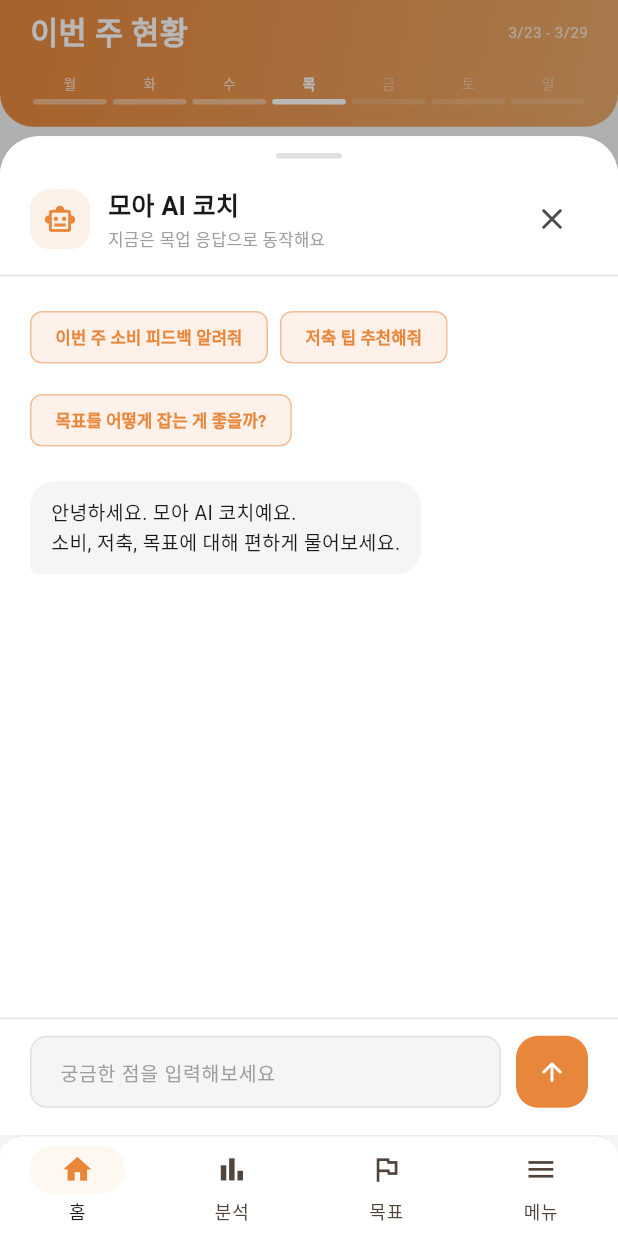
After one commit to amagetdone/MoA, a Flutter app: the HomePage screen opened by its route, after a tap on "AI 코치", on a phone screen of 412 x 824 dp. The commit adds this screen. Run offline on Flutter 3.47's test engine with Material 3 defaults, Android fonts, the phone set to English and light mode, and no system bars; our stand-ins replace connectivity_plus, dio, firebase_core, firebase_messaging, fl_chart, flutter_dotenv and 11 more; missing offline and left inert: dart:js_interop, kakao_flutter_sdk_user; accounts and stored records are empty; network calls fail; Roboto replaces fonts that are missing (Pretendard).

Commit message:
Feat: 홈 AI 코치 목업 채팅 추가

```diff
--- a/FE/lib/presentation/pages/home/home_page.dart
+++ b/FE/lib/presentation/pages/home/home_page.dart
@@ -9,6 +9,7 @@ import 'package:more_app/domain/entities/goal.dart';
 import 'package:more_app/domain/entities/spending.dart';
 import 'package:more_app/presentation/navigation/app_router.dart';
 import 'package:more_app/presentation/pages/home/widgets/asset_card.dart';
+import 'package:more_app/presentation/pages/home/widgets/ai_chat_sheet.dart';
 import 'package:more_app/presentation/pages/home/widgets/goals_section_card.dart';
 import 'package:more_app/presentation/pages/home/widgets/savings_card.dart';
 import 'package:more_app/presentation/pages/home/widgets/spending_card.dart';
@@ -123,6 +124,24 @@ class _HomePageState extends ConsumerState<HomePage> {
     return '${start.month}/${start.day} - ${end.month}/${end.day}';
   }
 
+  Future<void> _openAiChatSheet(BuildContext context) {
+    final colors = AppColors.of(context);
+    return showModalBottomSheet<void>(
+      context: context,
+      isScrollControlled: true,
+      useSafeArea: true,
+      backgroundColor: colors.bgSurface,
+      barrierColor: Colors.black.withValues(alpha: 0.28),
+      shape: RoundedRectangleBorder(
+        borderRadius: BorderRadius.vertical(top: Radius.circular(28.r)),
+      ),
+      builder: (_) => FractionallySizedBox(
+        heightFactor: 0.88,
+        child: const AiChatSheet(),
+      ),
+    );
+  }
+
   @override
   Widget build(BuildContext context) {
     final colors = AppColors.of(context);
@@ -130,6 +149,14 @@ class _HomePageState extends ConsumerState<HomePage> {
 
     return Scaffold(
       backgroundColor: colors.bgPrimary,
+      floatingActionButton: FloatingActionButton.extended(
+        onPressed: () => _openAiChatSheet(context),
+        backgroundColor: AppColors.orange500,
+        foregroundColor: Colors.white,
+        elevation: 6,
+        icon: const Icon(Icons.chat_bubble_rounded),
+        label: const Text('AI 코치'),
+      ),
       body: Column(
         children: [
           // Custom header with week bar
--- /dev/null
+++ b/FE/lib/presentation/pages/home/widgets/ai_chat_sheet.dart
@@ -0,0 +1,311 @@
+import 'package:flutter/material.dart';
+import 'package:flutter_riverpod/flutter_riverpod.dart';
+import 'package:flutter_screenutil/flutter_screenutil.dart';
+import 'package:more_app/core/theme/app_colors.dart';
+import 'package:more_app/core/theme/app_text_styles.dart';
+import 'package:more_app/presentation/viewmodels/ai_chat_viewmodel.dart';
+
+class AiChatSheet extends ConsumerStatefulWidget {
+  const AiChatSheet({super.key});
+
+  @override
+  ConsumerState<AiChatSheet> createState() => _AiChatSheetState();
+}
+
+class _AiChatSheetState extends ConsumerState<AiChatSheet> {
+  final TextEditingController _messageController = TextEditingController();
+  final ScrollController _scrollController = ScrollController();
+
+  int _lastMessageCount = 0;
+  bool _lastIsSending = false;
+
+  @override
+  void dispose() {
+    _messageController.dispose();
+    _scrollController.dispose();
+    super.dispose();
+  }
+
+  Future<void> _sendMessage([String? message]) async {
+    final text = message ?? _messageController.text;
+    if (text.trim().isEmpty) {
+      return;
+    }
+    _messageController.clear();
+    await ref.read(aiChatViewModelProvider.notifier).sendMessage(text);
+  }
+
+  void _scrollToBottom() {
+    WidgetsBinding.instance.addPostFrameCallback((_) {
+      if (!_scrollController.hasClients) {
+        return;
+      }
+      _scrollController.animateTo(
+        _scrollController.position.maxScrollExtent,
+        duration: const Duration(milliseconds: 220),
+        curve: Curves.easeOut,
+      );
+    });
+  }
+
+  @override
+  Widget build(BuildContext context) {
+    final colors = AppColors.of(context);
+    final chatState = ref.watch(aiChatViewModelProvider);
+
+    if (_lastMessageCount != chatState.messages.length ||
+        _lastIsSending != chatState.isSending) {
+      _lastMessageCount = chatState.messages.length;
+      _lastIsSending = chatState.isSending;
+      _scrollToBottom();
+    }
+
+    final suggestions = const [
+      '이번 주 소비 피드백 알려줘',
+      '저축 팁 추천해줘',
+      '목표를 어떻게 잡는 게 좋을까?',
+    ];
+
+    return SafeArea(
+      top: false,
+      child: Container(
+        decoration: BoxDecoration(
+          color: colors.bgSurface,
+          borderRadius: BorderRadius.vertical(top: Radius.circular(28.r)),
+        ),
+        child: Column(
+          children: [
+            SizedBox(height: 12.h),
+            Container(
+              width: 44.w,
+              height: 4.h,
+              decoration: BoxDecoration(
+                color: colors.borderDefault,
+                borderRadius: BorderRadius.circular(999.r),
+              ),
+            ),
+            Padding(
+              padding: EdgeInsets.fromLTRB(20.w, 18.h, 20.w, 14.h),
+              child: Row(
+                children: [
+                  Container(
+                    width: 40.w,
+                    height: 40.w,
+                    decoration: BoxDecoration(
+                      color: AppColors.orange500.withValues(alpha: 0.12),
+                      borderRadius: BorderRadius.circular(14.r),
+                    ),
+                    child: Icon(
+                      Icons.smart_toy_outlined,
+                      color: AppColors.orange500,
+                      size: 22.w,
+                    ),
+                  ),
+                  SizedBox(width: 12.w),
+                  Expanded(
+                    child: Column(
+                      crossAxisAlignment: CrossAxisAlignment.start,
+                      children: [
+                        Text(
+                          '모아 AI 코치',
+                          style: AppTextStyles.headingMd.copyWith(
+                            color: colors.textPrimary,
+                          ),
+                        ),
+                        SizedBox(height: 2.h),
+                        Text(
+                          '지금은 목업 응답으로 동작해요',
+                          style: AppTextStyles.caption.copyWith(
+                            color: colors.textTertiary,
+                          ),
+                        ),
+                      ],
+                    ),
+                  ),
+                  IconButton(
+                    onPressed: () => Navigator.of(context).pop(),
+                    icon: Icon(
+                      Icons.close_rounded,
+                      color: colors.textSecondary,
+                    ),
+                  ),
+                ],
+              ),
+            ),
+            Divider(height: 1, color: colors.borderDefault),
+            Expanded(
+              child: ListView(
+                controller: _scrollController,
+                padding: EdgeInsets.fromLTRB(20.w, 18.h, 20.w, 16.h),
+                children: [
+                  Wrap(
+                    spacing: 8.w,
+                    runSpacing: 8.h,
+                    children: suggestions.map((suggestion) {
+                      return ActionChip(
+                        label: Text(suggestion),
+                        onPressed: chatState.isSending
+                            ? null
+                            : () => _sendMessage(suggestion),
+                        labelStyle: AppTextStyles.caption.copyWith(
+                          color: AppColors.orange500,
+                          fontWeight: FontWeight.w700,
+                        ),
+                        side: BorderSide(
+                          color: AppColors.orange500.withValues(alpha: 0.28),
+                        ),
+                        backgroundColor: AppColors.orange500.withValues(
+                          alpha: 0.06,
+                        ),
+                      );
+                    }).toList(),
+                  ),
+                  SizedBox(height: 18.h),
+                  ...chatState.messages.map((message) {
+                    final isUser = message.role == AiChatRole.user;
+                    return Padding(
+                      padding: EdgeInsets.only(bottom: 12.h),
+                      child: Row(
+                        mainAxisAlignment: isUser
+                            ? MainAxisAlignment.end
+                            : MainAxisAlignment.start,
+                        children: [
+                          ConstrainedBox(
+                            constraints: BoxConstraints(maxWidth: 0.78.sw),
+                            child: Container(
+                              padding: EdgeInsets.symmetric(
+                                horizontal: 14.w,
+                                vertical: 12.h,
+                              ),
+                              decoration: BoxDecoration(
+                                color: isUser
+                                    ? AppColors.orange500
+                                    : colors.gray50,
+                                borderRadius: BorderRadius.only(
+                                  topLeft: Radius.circular(18.r),
+                                  topRight: Radius.circular(18.r),
+                                  bottomLeft: Radius.circular(
+                                    isUser ? 18.r : 6.r,
+                                  ),
+                                  bottomRight: Radius.circular(
+                                    isUser ? 6.r : 18.r,
+                                  ),
+                                ),
+                              ),
+                              child: Text(
+                                message.text,
+                                style: AppTextStyles.bodySm.copyWith(
+                                  color: isUser
+                                      ? Colors.white
+                                      : colors.textPrimary,
+                                  height: 1.5,
+                                ),
+                              ),
+                            ),
+                          ),
+                        ],
+                      ),
+                    );
+                  }),
+                  if (chatState.isSending)
+                    Padding(
+                      padding: EdgeInsets.only(bottom: 12.h),
+                      child: Row(
+                        children: [
+                          Container(
+                            padding: EdgeInsets.symmetric(
+                              horizontal: 14.w,
+                              vertical: 12.h,
+                            ),
+                            decoration: BoxDecoration(
+                              color: colors.gray50,
+                              borderRadius: BorderRadius.circular(18.r),
+                            ),
+                            child: Row(
+                              mainAxisSize: MainAxisSize.min,
+                              children: List.generate(3, (index) {
+                                return Padding(
+                                  padding: EdgeInsets.symmetric(horizontal: 2.w),
+                                  child: SizedBox(
+                                    width: 6.w,
+                                    height: 6.w,
+                                    child: CircularProgressIndicator(
+                                      strokeWidth: 1.6,
+                                      valueColor:
+                                          AlwaysStoppedAnimation<Color>(
+                                        AppColors.orange500.withValues(
+                                          alpha: 0.85,
+                                        ),
+                                      ),
+                                    ),
+                                  ),
+                                );
+                              }),
+                            ),
+                          ),
+                        ],
+                      ),
+                    ),
+                ],
+              ),
+            ),
+            Container(
+              padding: EdgeInsets.fromLTRB(20.w, 12.h, 20.w, 20.h),
+              decoration: BoxDecoration(
+                color: colors.bgSurface,
+                border: Border(
+                  top: BorderSide(color: colors.borderDefault),
+                ),
+              ),
+              child: Row(
+                children: [
+                  Expanded(
+                    child: TextField(
+                      controller: _messageController,
+                      textInputAction: TextInputAction.send,
+                      minLines: 1,
+                      maxLines: 4,
+                      onSubmitted: (_) => _sendMessage(),
+                      decoration: InputDecoration(
+                        hintText: '궁금한 점을 입력해보세요',
+                        hintStyle: AppTextStyles.bodySm.copyWith(
+                          color: colors.textTertiary,
+                        ),
+                        filled: true,
+                        fillColor: colors.gray50,
+                        border: OutlineInputBorder(
+                          borderRadius: BorderRadius.circular(18.r),
+                          borderSide: BorderSide.none,
+                        ),
+                        contentPadding: EdgeInsets.symmetric(
+                          horizontal: 16.w,
+                          vertical: 12.h,
+                        ),
+                      ),
+                    ),
+                  ),
+                  SizedBox(width: 10.w),
+                  SizedBox(
+                    width: 48.w,
+                    height: 48.w,
+                    child: FilledButton(
+                      onPressed: chatState.isSending ? null : _sendMessage,
+                      style: FilledButton.styleFrom(
+                        padding: EdgeInsets.zero,
+                        backgroundColor: AppColors.orange500,
+                        shape: RoundedRectangleBorder(
+                          borderRadius: BorderRadius.circular(16.r),
+                        ),
+                      ),
+                      child: Icon(Icons.arrow_upward_rounded, size: 20.w),
+                    ),
+                  ),
+                ],
+              ),
+            ),
+          ],
+        ),
+      ),
+    );
+  }
+}
```
Also changed, not shown: FE/lib/presentation/viewmodels/ai_chat_viewmodel.dart (added, +116 -0 lines).
